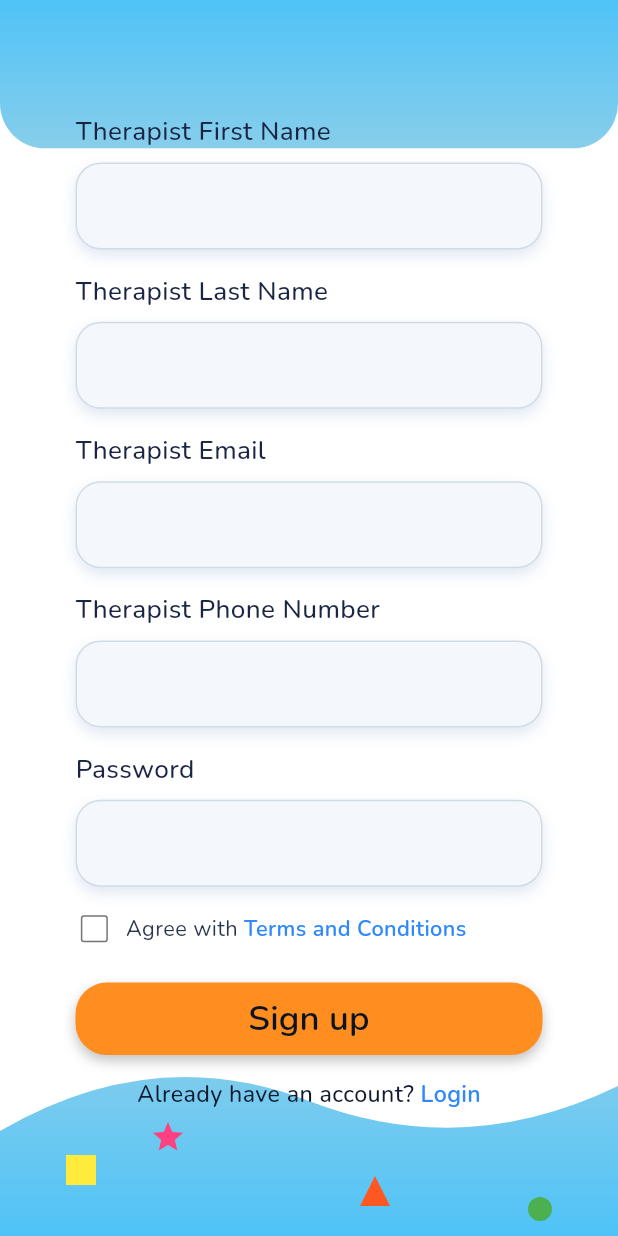
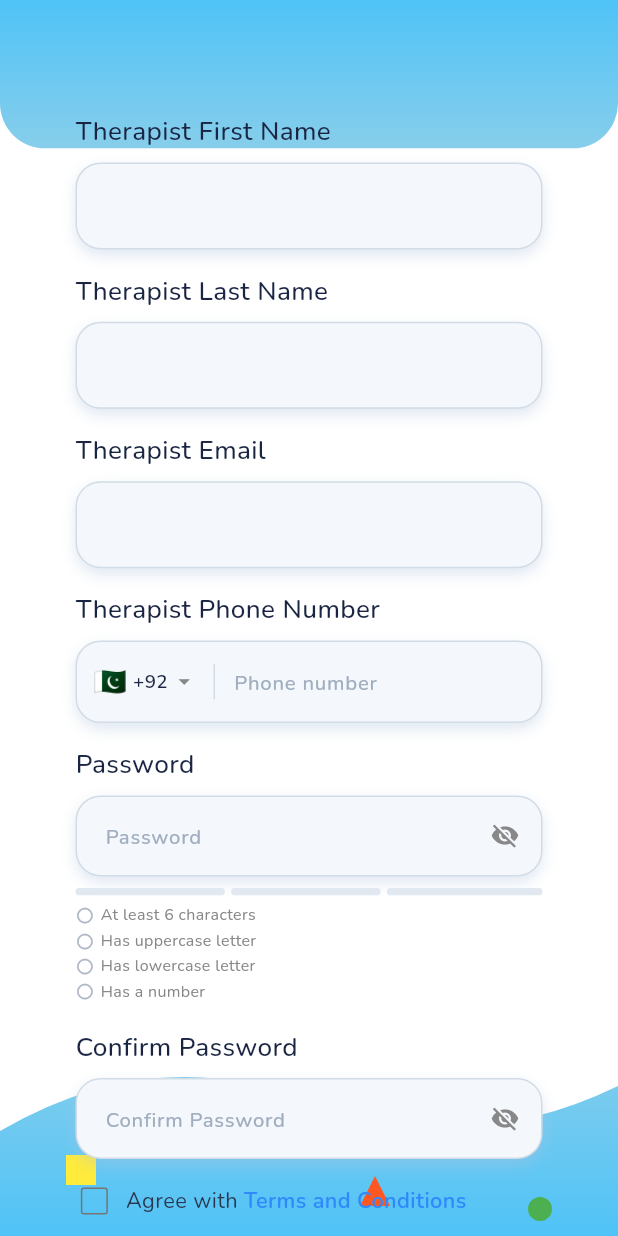
Before and after one commit to SaadAyazCS/AutiEase, a Flutter app: the TherapistSignupScreen screen opened directly, on a phone screen of 412 x 824 dp. Run offline on Flutter 3.47's test engine with Material 3 defaults, Android fonts, the phone set to English and light mode, and no system bars; our stand-ins replace cloud_firestore, cloud_functions, connectivity_plus, file_picker, firebase_auth, firebase_core and 6 more; missing offline and left inert: vosk_flutter; accounts and stored records are empty; generated files the repository leaves out were written again; project files that could hold a hidden picture were left out.

Commit message:
AutiEase UI/UX Improvements: Added Phone/Password Input Fields in Therapist Signup - 2026-06-04 01:39

```diff
--- a/lib/screens/therapist_signup_screen.dart
+++ b/lib/screens/therapist_signup_screen.dart
@@ -6,6 +6,8 @@ import '../utils/app_colors.dart';
 import '../utils/responsive.dart';
 import '../widgets/wave_background.dart';
 import '../services/firebase_service.dart';
+import '../widgets/phone_input_field.dart';
+import '../widgets/password_input_field.dart';
 import 'therapist_terms_screen.dart';
 import 'login_screen.dart';
 import 'email_verification_screen.dart';
@@ -35,6 +37,8 @@ class _TherapistSignupScreenState extends State<TherapistSignupScreen> {
   late TextEditingController _emailController;
   final TextEditingController _phoneController = TextEditingController();
   final TextEditingController _passwordController = TextEditingController();
+  final TextEditingController _confirmPasswordController = TextEditingController();
+  PhoneCountry _selectedCountry = kSupportedCountries.first;
 
   bool _agreeTerms = false;
   bool _isLoading = false;
@@ -54,6 +58,7 @@ class _TherapistSignupScreenState extends State<TherapistSignupScreen> {
     _emailController.dispose();
     _phoneController.dispose();
     _passwordController.dispose();
+    _confirmPasswordController.dispose();
     super.dispose();
   }
 
@@ -88,12 +93,15 @@ class _TherapistSignupScreenState extends State<TherapistSignupScreen> {
       return;
     }
 
+    final fullPhone = buildFullPhoneNumber(_selectedCountry, _phoneController.text.trim());
+
     // Basic empty validation
     if (_firstNameController.text.isEmpty ||
         _lastNameController.text.isEmpty ||
         _emailController.text.isEmpty ||
         _phoneController.text.isEmpty ||
-        _passwordController.text.isEmpty) {
+        _passwordController.text.isEmpty ||
+        _confirmPasswordController.text.isEmpty) {
       ScaffoldMessenger.of(context).showSnackBar(
         const SnackBar(
           content: Text('Please fill all fields'),
@@ -114,11 +122,11 @@ class _TherapistSignupScreenState extends State<TherapistSignupScreen> {
       return;
     }
 
-    // Validate phone number format
-    if (!_isValidPhoneNumber(_phoneController.text.trim())) {
+    // Validate phone number format (validating fullPhone which has dial code + local part)
+    if (!_isValidPhoneNumber(fullPhone)) {
       ScaffoldMessenger.of(context).showSnackBar(
         const SnackBar(
-          content: Text('Please enter a valid phone number (10-15 digits)'),
+          content: Text('Please enter a valid phone number'),
           backgroundColor: AppColors.errorRed,
         ),
       );
@@ -131,6 +139,17 @@ class _TherapistSignupScreenState extends State<TherapistSignupScreen> {
       ScaffoldMessenger.of(context).showSnackBar(
         SnackBar(
           content: Text(passwordError),
+          backgroundColor: AppColors.errorRed,
+        ),
+      );
+      return;
+    }
+
+    // Confirm password check
+    if (_passwordController.text != _confirmPasswordController.text) {
+      ScaffoldMessenger.of(context).showSnackBar(
+        const SnackBar(
+          content: Text('Passwords do not match'),
           backgroundColor: AppColors.errorRed,
         ),
       );
@@ -154,7 +173,7 @@ class _TherapistSignupScreenState extends State<TherapistSignupScreen> {
         firstName: _firstNameController.text.trim(),
         lastName: _lastNameController.text.trim(),
         email: _emailController.text.trim(),
-        phone: _phoneController.text.trim(),
+        phone: fullPhone,
         password: _passwordController.text,
       );
 
@@ -381,15 +400,30 @@ class _TherapistSignupScreenState extends State<TherapistSignupScreen> {
 
                         _buildLabel('Therapist Phone Number'),
                         SizedBox(height: r.h(8)),
-                        _buildTextField(
-                          _phoneController,
-                          keyboardType: TextInputType.phone,
+                        PhoneInputField(
+                          localController: _phoneController,
+                          initialCountry: _selectedCountry,
+                          onCountryChanged: (country) {
+                            setState(() => _selectedCountry = country);
+                          },
                         ),
                         SizedBox(height: r.h(16)),
 
                         _buildLabel('Password'),
                         SizedBox(height: r.h(8)),
-                        _buildTextField(_passwordController, obscureText: true),
+                        PasswordInputField(
+                          controller: _passwordController,
+                          showStrength: true,
+                        ),
+                        SizedBox(height: r.h(16)),
+
+                        _buildLabel('Confirm Password'),
+                        SizedBox(height: r.h(8)),
+                        PasswordInputField(
+                          controller: _confirmPasswordController,
+                          hintText: 'Confirm Password',
+                          matchController: _passwordController,
+                        ),
                         SizedBox(height: r.h(16)),
 
                         Row(
```
